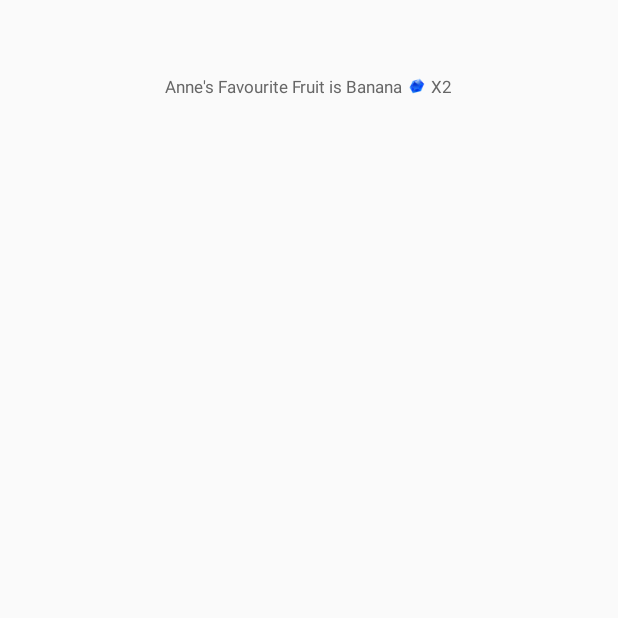
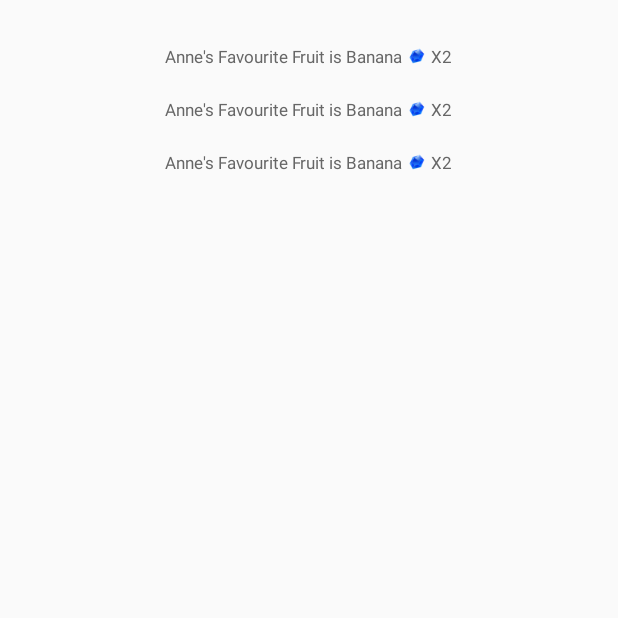
Before and after one commit to Marksss/AndroidAutoSwitcher, an Android app: the screen it shows after launch (MainActivity), on a phone screen of 412 x 824 dp, the top half of it. Run offline under Robolectric (Android 15) with nearby library versions, the phone set to English and light mode, and no system bars.

```diff
--- a/app/src/main/java/com/example/app/MainActivity.java
+++ b/app/src/main/java/com/example/app/MainActivity.java
@@ -6,7 +6,8 @@ import android.view.View;
 import android.widget.Toast;
 
 import com.autoroll.AutoRollView;
-import com.example.app.vertical.VerticalRollAdapter;
+import com.autoroll.strategy.VerticalRollStrategy;
+import com.example.app.vertical.MyAdapter;
 
 public class MainActivity extends Activity {
 
@@ -16,7 +17,8 @@ public class MainActivity extends Activity {
         setContentView(R.layout.activity_main);
 
         AutoRollView autoRollView = (AutoRollView) findViewById(R.id.auto_roll_0);
-        autoRollView.setAdapter(new VerticalRollAdapter());
+        autoRollView.setAdapter(new MyAdapter());
+        autoRollView.setAnimStrategy(null);
         autoRollView.startRolling();
         autoRollView.setOnItemClickListener(new AutoRollView.OnItemClickListener() {
             @Override
@@ -24,5 +26,15 @@ public class MainActivity extends Activity {
                 Toast.makeText(MainActivity.this, "position="+position, Toast.LENGTH_SHORT).show();
             }
         });
+
+        AutoRollView autoRollView1 = (AutoRollView) findViewById(R.id.auto_roll_1);
+        autoRollView1.setAdapter(new MyAdapter());
+        autoRollView1.setAnimStrategy(new VerticalRollStrategy(true));
+        autoRollView1.startRolling();
+
+        AutoRollView autoRollView2 = (AutoRollView) findViewById(R.id.auto_roll_2);
+        autoRollView2.setAdapter(new MyAdapter());
+        autoRollView2.setAnimStrategy(new VerticalRollStrategy(false));
+        autoRollView2.startRolling();
     }
 }
--- a/app/src/main/java/com/example/app/vertical/VerticalRollAdapter.java
+++ b/app/src/main/java/com/example/app/vertical/MyAdapter.java
@@ -8,7 +8,6 @@ import android.widget.TextView;
 import com.autoroll.AutoRollView;
 import com.example.app.R;
 
-import java.util.ArrayList;
 import java.util.Arrays;
 import java.util.List;
 
@@ -16,25 +15,25 @@ import java.util.List;
  * Created by shenxl on 2018/7/11.
  */
 
-public class VerticalRollAdapter extends AutoRollView.AbsBannerAdapter<VerticalRollAdapter.MyViewHolder> {
-    List<VerticalRollEntity> mEntityList;
+public class MyAdapter extends AutoRollView.AbsBannerAdapter<MyAdapter.MyViewHolder> {
+    List<MyEntity> mEntityList;
 
-    public VerticalRollAdapter() {
+    public MyAdapter() {
         mEntityList = Arrays.asList(
-                new VerticalRollEntity("My Favourite Fruit is Apply"),
-                new VerticalRollEntity("My Mother's Favourite Fruit is Blueberry"),
-                new VerticalRollEntity("Anne's Favourite Fruit is Banana"),
-                new VerticalRollEntity("Jake Hates Fruit"));
+                new MyEntity("My Favourite Fruit is Apply"),
+                new MyEntity("My Mother's Favourite Fruit is Blueberry"),
+                new MyEntity("Anne's Favourite Fruit is Banana"),
+                new MyEntity("Jake Hates Fruit"));
     }
 
     @Override
-    public VerticalRollAdapter.MyViewHolder onCreateView(Context context) {
+    public MyAdapter.MyViewHolder onCreateView(Context context) {
         return new MyViewHolder(LayoutInflater.from(context).inflate(R.layout.vertical_banner,null,false));
     }
 
     @Override
-    public void updateItem(VerticalRollAdapter.MyViewHolder holder, int position) {
-        VerticalRollEntity bean = mEntityList.get(position);
+    public void updateItem(MyAdapter.MyViewHolder holder, int position) {
+        MyEntity bean = mEntityList.get(position);
         holder.title.setText(bean.title);
         holder.stones.setText("X"+position);
     }
--- a/app/src/main/java/com/example/app/vertical/VerticalRollEntity.java
+++ b/app/src/main/java/com/example/app/vertical/MyEntity.java
@@ -4,10 +4,10 @@ package com.example.app.vertical;
  * Created by shenxl on 2018/7/14.
  */
 
-public class VerticalRollEntity {
+public class MyEntity {
     public String title;
 
-    public VerticalRollEntity(String title) {
+    public MyEntity(String title) {
         this.title = title;
     }
 }
--- a/app/src/main/res/layout/activity_main.xml
+++ b/app/src/main/res/layout/activity_main.xml
@@ -10,7 +10,21 @@
         android:id="@+id/auto_roll_0"
         android:layout_width="wrap_content"
         android:layout_height="wrap_content"
-        android:layout_marginTop="50dp"
+        android:layout_marginTop="30dp"
+        android:layout_gravity="center_horizontal"/>
+
+    <com.autoroll.AutoRollView
+        android:id="@+id/auto_roll_1"
+        android:layout_width="wrap_content"
+        android:layout_height="wrap_content"
+        android:layout_marginTop="20dp"
+        android:layout_gravity="center_horizontal"/>
+
+    <com.autoroll.AutoRollView
+        android:id="@+id/auto_roll_2"
+        android:layout_width="wrap_content"
+        android:layout_height="wrap_content"
+        android:layout_marginTop="20dp"
         android:layout_gravity="center_horizontal"/>
 
 </LinearLayout>
--- a/autoroll/src/main/java/com/autoroll/AutoRollView.java
+++ b/autoroll/src/main/java/com/autoroll/AutoRollView.java
@@ -5,6 +5,9 @@ import android.util.AttributeSet;
 import android.view.MotionEvent;
 import android.view.View;
 import android.view.ViewGroup;
+import android.view.ViewPropertyAnimator;
+
+import com.autoroll.strategy.VerticalRollStrategy;
 
 /**
  * Created by shenxl on 2018/7/11.
@@ -23,6 +26,7 @@ public class AutoRollView extends ViewGroup {
     private RollRunnable mRollRunnable;
     private DelayRunnable mDelayRunnable;
     private OnItemClickListener mItemClickListener;
+    private SwitchAnimStrategy mAnimStrategy = new VerticalRollStrategy(true);
     private int mActionDownItemIndex = -1;
 
     public AutoRollView(Context context) {
@@ -121,6 +125,10 @@ public class AutoRollView extends ViewGroup {
         mAnimDuration = animDuration;
     }
 
+    public void setAnimStrategy(SwitchAnimStrategy animStrategy) {
+        mAnimStrategy = animStrategy;
+    }
+
     public void setAdapter(AbsBannerAdapter adapter) {
         this.mAdapter = adapter;
         mViewFactory.setAdapter(adapter);
@@ -185,31 +193,41 @@ public class AutoRollView extends ViewGroup {
     private class RollRunnable implements Runnable {
         @Override
         public void run() {
+            if (mAnimStrategy != null) {
                 View viewOut = mViewFactory.thisView();
-            viewOut.animate().setDuration(mAnimDuration).translationYBy(-getMeasuredHeight()).start();
+                mAnimStrategy.beforeAnimOut(AutoRollView.this, viewOut);
+                mAnimStrategy.animOut(AutoRollView.this, viewOut,
+                        viewOut.animate().setDuration(mAnimDuration)).start();
 
                 View viewIn = mViewFactory.nextView();
                 mViewFactory.updateViews(viewIn, mAdapter.nextItemIndex());
-            viewIn.setY(getMeasuredHeight());
                 viewIn.setVisibility(VISIBLE);
-            viewIn.animate().setDuration(mAnimDuration).translationYBy(-getMeasuredHeight()).start();
+                mAnimStrategy.beforeAnimIn(AutoRollView.this, viewIn);
+                mAnimStrategy.animIn(AutoRollView.this, viewIn,
+                        viewIn.animate().setDuration(mAnimDuration)).start();
 
                 if (mDelayRunnable == null){
                     mDelayRunnable = new DelayRunnable();
                 }
                 postDelayed(mDelayRunnable, mAnimDuration);
+            } else {
+                gotoInterval();
+            }
         }
     };
 
-
-    private class DelayRunnable implements Runnable {
-        @Override
-        public void run() {
+    private void gotoInterval() {
         mActionDownItemIndex = -1;
         mAdapter.step();
         mViewFactory.step();
         showIntervalState();
         postDelayed(mRollRunnable, mRollInterval);
+    }
+
+    private class DelayRunnable implements Runnable {
+        @Override
+        public void run() {
+            gotoInterval();
         }
     }
 
@@ -312,4 +330,11 @@ public class AutoRollView extends ViewGroup {
     public interface OnItemClickListener{
         void onItemClick(AutoRollView parent, View child, int position);
     }
+
+    public interface SwitchAnimStrategy{
+        void beforeAnimOut(AutoRollView parent, View child);
+        ViewPropertyAnimator animOut(AutoRollView parent, View child, ViewPropertyAnimator animator);
+        void beforeAnimIn(AutoRollView parent, View child);
+        ViewPropertyAnimator animIn(AutoRollView parent, View child, ViewPropertyAnimator animator);
     }
+}
--- /dev/null
+++ b/autoroll/src/main/java/com/autoroll/strategy/VerticalRollStrategy.java
@@ -0,0 +1,38 @@
+package com.autoroll.strategy;
+
+import android.view.View;
+import android.view.ViewPropertyAnimator;
+
+import com.autoroll.AutoRollView;
+
+/**
+ * Created by shenxl on 2018/7/15.
+ */
+
+public class VerticalRollStrategy implements AutoRollView.SwitchAnimStrategy {
+    private boolean mFromTop = true;
+
+    public VerticalRollStrategy(boolean fromTop) {
+        mFromTop = fromTop;
+    }
+
+    @Override
+    public void beforeAnimOut(AutoRollView parent, View child) {
+
+    }
+
+    @Override
+    public ViewPropertyAnimator animOut(AutoRollView parent, View child, ViewPropertyAnimator animator) {
+        return animator.translationYBy(mFromTop ? parent.getMeasuredHeight() : -parent.getMeasuredHeight());
+    }
+
+    @Override
+    public void beforeAnimIn(AutoRollView parent, View child) {
+        child.setY(mFromTop ? -parent.getMeasuredHeight() : parent.getMeasuredHeight());
+    }
+
+    @Override
+    public ViewPropertyAnimator animIn(AutoRollView parent, View child, ViewPropertyAnimator animator) {
+        return animator.translationYBy(mFromTop ? parent.getMeasuredHeight() : -parent.getMeasuredHeight());
+    }
+}
```
Lines whose indentation alone changed are shown as unchanged.
